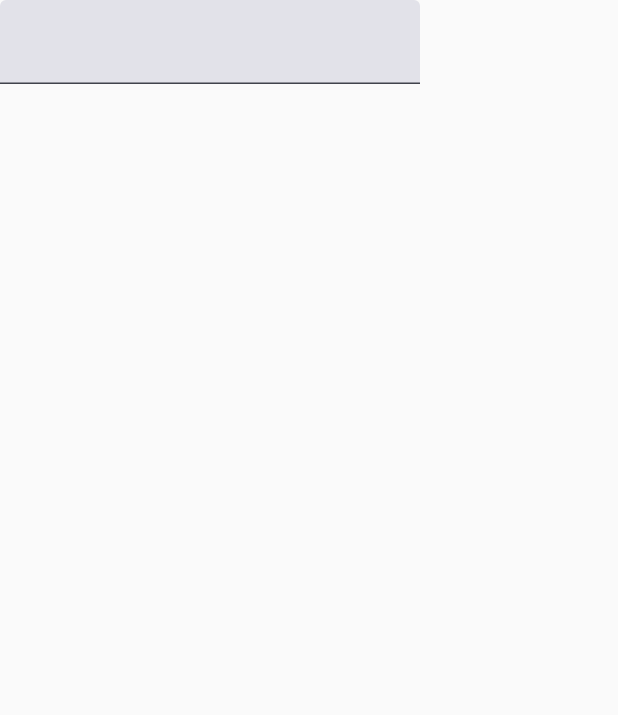
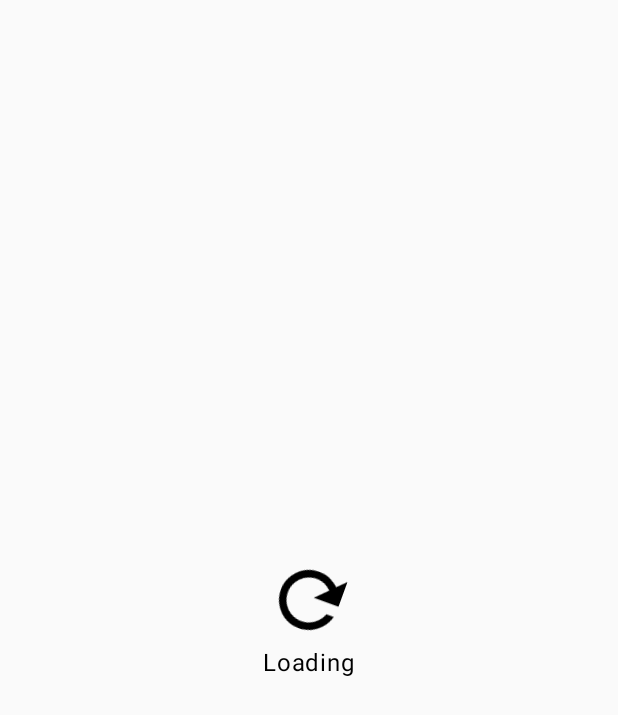
Before and after one commit to akashsathe063/SideEffectHandler, an Android app built with Jetpack Compose: the screen it shows after launch (MainActivity), on a phone screen of 412 x 824 dp. Shown: the top 715 px of the screen. Run offline under Robolectric (Android 15) with nearby library versions, the phone set to English and light mode, and no system bars.

Commit message:
Implementation of the produceState is done

```diff
--- a/app/src/main/java/com/example/sideeffect/MainActivity.kt
+++ b/app/src/main/java/com/example/sideeffect/MainActivity.kt
@@ -10,15 +10,20 @@ import android.view.WindowInsets
 import androidx.activity.ComponentActivity
 import androidx.activity.compose.setContent
 import androidx.annotation.RequiresApi
+import androidx.compose.foundation.Image
 import androidx.compose.foundation.layout.Arrangement
 import androidx.compose.foundation.layout.Box
 import androidx.compose.foundation.layout.Column
 import androidx.compose.foundation.layout.Spacer
 import androidx.compose.foundation.layout.fillMaxSize
 import androidx.compose.foundation.layout.padding
+import androidx.compose.foundation.layout.size
 import androidx.compose.foundation.lazy.LazyColumn
 import androidx.compose.foundation.lazy.items
+import androidx.compose.material.icons.Icons
+import androidx.compose.material.icons.filled.Refresh
 import androidx.compose.material3.Button
+import androidx.compose.material3.MaterialTheme
 import androidx.compose.material3.Text
 import androidx.compose.material3.TextField
 import androidx.compose.runtime.Composable
@@ -27,12 +32,14 @@ import androidx.compose.runtime.LaunchedEffect
 import androidx.compose.runtime.getValue
 import androidx.compose.runtime.mutableIntStateOf
 import androidx.compose.runtime.mutableStateOf
+import androidx.compose.runtime.produceState
 import androidx.compose.runtime.remember
 import androidx.compose.runtime.rememberCoroutineScope
 import androidx.compose.runtime.rememberUpdatedState
 import androidx.compose.runtime.setValue
 import androidx.compose.ui.Alignment
 import androidx.compose.ui.Modifier
+import androidx.compose.ui.draw.rotate
 import androidx.compose.ui.platform.LocalContext
 import androidx.compose.ui.platform.LocalView
 import androidx.compose.ui.text.style.TextAlign
@@ -55,9 +62,11 @@ class MainActivity : ComponentActivity() {
 //                App()
 //                DisposibleEffectHandler()
 //                MediaComposable()
-                KeyBoardComposable()
-
-                TextField(value = "", onValueChange = {})
+//                KeyBoardComposable()
+//
+//                TextField(value = "", onValueChange = {})
+//                ProduceStateEffectHandler()
+                Loader()
             }
         }
     }
@@ -253,9 +262,9 @@ fun DisposibleEffectHandler() {
 
 @Composable
 fun MediaComposable(modifier: Modifier = Modifier) {
-    val context  = LocalContext.current
+    val context = LocalContext.current
     DisposableEffect(key1 = Unit) {
-        val mediaPlayer = MediaPlayer.create(context,R.raw.ak)
+        val mediaPlayer = MediaPlayer.create(context, R.raw.ak)
         mediaPlayer.start()
         onDispose {
             mediaPlayer.stop()
@@ -270,7 +279,7 @@ fun MediaComposable(modifier: Modifier = Modifier) {
 @RequiresApi(Build.VERSION_CODES.R)
 @SuppressLint("WrongConstant")
 @Composable
-fun KeyBoardComposable(){
+fun KeyBoardComposable() {
     val view = LocalView.current
     DisposableEffect(key1 = Unit) {
         //This line creates a new instance of OnGlobalLayoutListener.
@@ -296,3 +305,52 @@ DisposableEffect(key1 = Unit) {
         }
     }
 }
+
+/**
+ * Produce state :-
+ * a produce state side effect handler is combination of launchEffect and state object
+ */
+
+@SuppressLint("ProduceStateDoesNotAssignValue")
+@Composable
+fun ProduceStateEffectHandler(modifier: Modifier = Modifier) {
+    val state = produceState(initialValue = 0) {
+        for (i in 1..10) {
+            delay(1000)
+            value++
+        }
+    }
+
+    Text(
+        text = state.value.toString(),
+        style = MaterialTheme.typography.titleLarge
+    )
+}
+
+/**
+ * Example 2  producestate
+ */
+
+@Composable
+fun Loader(modifier: Modifier = Modifier) {
+    val degree = produceState(initialValue = 0) {
+        while (true) {
+            delay(16)
+            value = (value + 10) % 360
+        }
+    }
+
+    Box(
+        contentAlignment = Alignment.Center,
+        modifier = Modifier.fillMaxSize()
+    ) {
+        Column(horizontalAlignment = Alignment.CenterHorizontally) {
+    Image(imageVector = Icons.Default.Refresh, contentDescription = "refresh",
+        modifier = Modifier
+            .size(60.dp)
+            .rotate(degree.value.toFloat()))
+
+            Text(text = "Loading")
+        }
+    }
+}
```
Lines whose indentation alone changed are shown as unchanged.
